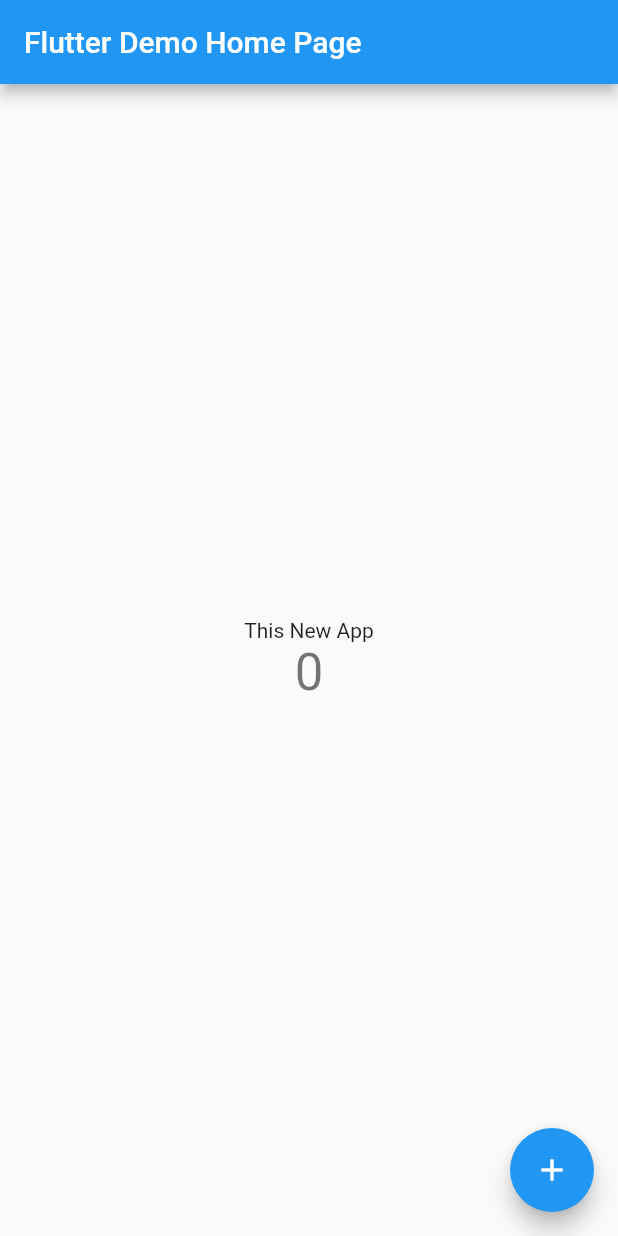
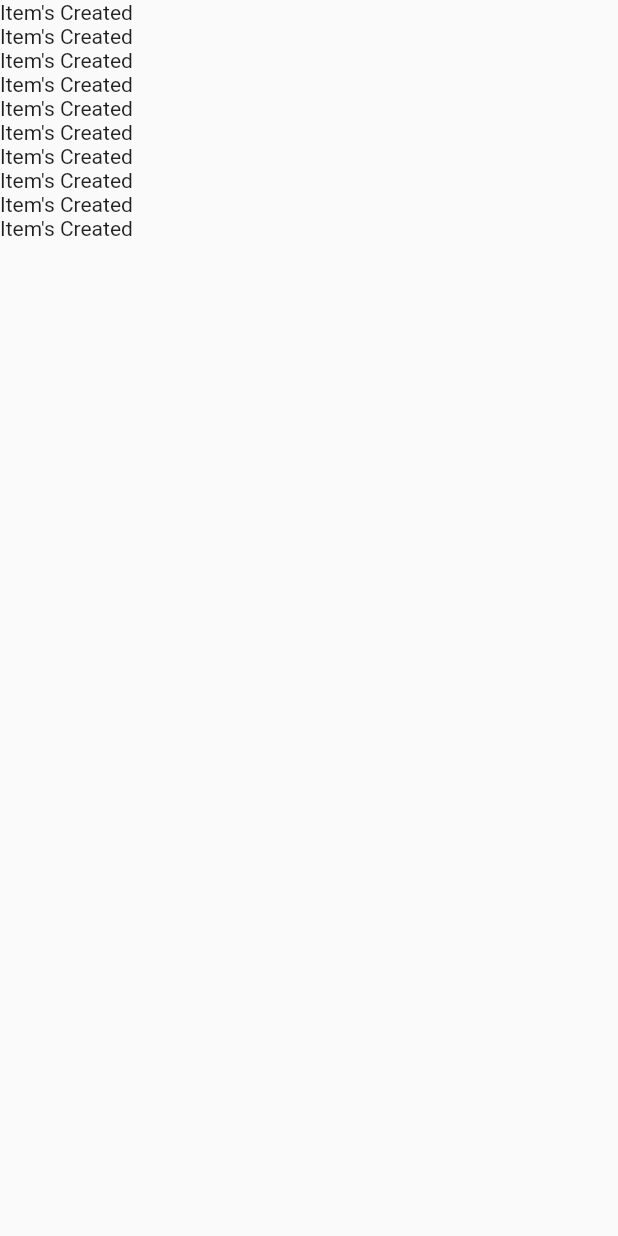
Before and after one commit to abdullahwale/flutter-firebase-2022, a Flutter app: the screen it shows after launch, on a phone screen of 412 x 824 dp. Run offline on Flutter 3.47's test engine with Material 2 defaults, Android fonts, the phone set to English and light mode, and no system bars.

Commit message:
ListView.Builder implemented

```diff
--- a/flutter_firebase_chat_app_2022/lib/main.dart
+++ b/flutter_firebase_chat_app_2022/lib/main.dart
@@ -1,4 +1,5 @@
 import 'package:flutter/material.dart';
+import 'package:flutter_firebase_chat_app_2022/screens/chatscreen.dart';
 
 void main() {
   runApp(const MyApp());
@@ -13,103 +14,9 @@ class MyApp extends StatelessWidget {
     return MaterialApp(
       title: 'Flutter Demo',
       theme: ThemeData(
-        // This is the theme of your application.
-        //
-        // Try running your application with "flutter run". You'll see the
-        // application has a blue toolbar. Then, without quitting the app, try
-        // changing the primarySwatch below to Colors.green and then invoke
-        // "hot reload" (press "r" in the console where you ran "flutter run",
-        // or simply save your changes to "hot reload" in a Flutter IDE).
-        // Notice that the counter didn't reset back to zero; the application
-        // is not restarted.
         primarySwatch: Colors.blue,
       ),
-      home: const MyHomePage(title: 'Flutter Demo Home Page'),
+      home: ChatScreen(),
     );
   }
 }
-
-class MyHomePage extends StatefulWidget {
-  const MyHomePage({Key? key, required this.title}) : super(key: key);
-
-  // This widget is the home page of your application. It is stateful, meaning
-  // that it has a State object (defined below) that contains fields that affect
-  // how it looks.
-
-  // This class is the configuration for the state. It holds the values (in this
-  // case the title) provided by the parent (in this case the App widget) and
-  // used by the build method of the State. Fields in a Widget subclass are
-  // always marked "final".
-
-  final String title;
-
-  @override
-  State<MyHomePage> createState() => _MyHomePageState();
-}
-
-class _MyHomePageState extends State<MyHomePage> {
-  int _counter = 0;
-
-  void _incrementCounter() {
-    setState(() {
-      // This call to setState tells the Flutter framework that something has
-      // changed in this State, which causes it to rerun the build method below
-      // so that the display can reflect the updated values. If we changed
-      // _counter without calling setState(), then the build method would not be
-      // called again, and so nothing would appear to happen.
-      _counter++;
-    });
-  }
-
-  @override
-  Widget build(BuildContext context) {
-    // This method is rerun every time setState is called, for instance as done
-    // by the _incrementCounter method above.
-    //
-    // The Flutter framework has been optimized to make rerunning build methods
-    // fast, so that you can just rebuild anything that needs updating rather
-    // than having to individually change instances of widgets.
-    return Scaffold(
-      appBar: AppBar(
-        // Here we take the value from the MyHomePage object that was created by
-        // the App.build method, and use it to set our appbar title.
-        title: Text(widget.title),
-      ),
-      body: Center(
-        // Center is a layout widget. It takes a single child and positions it
-        // in the middle of the parent.
-        child: Column(
-          // Column is also a layout widget. It takes a list of children and
-          // arranges them vertically. By default, it sizes itself to fit its
-          // children horizontally, and tries to be as tall as its parent.
-          //
-          // Invoke "debug painting" (press "p" in the console, choose the
-          // "Toggle Debug Paint" action from the Flutter Inspector in Android
-          // Studio, or the "Toggle Debug Paint" command in Visual Studio Code)
-          // to see the wireframe for each widget.
-          //
-          // Column has various properties to control how it sizes itself and
-          // how it positions its children. Here we use mainAxisAlignment to
-          // center the children vertically; the main axis here is the vertical
-          // axis because Columns are vertical (the cross axis would be
-          // horizontal).
-          mainAxisAlignment: MainAxisAlignment.center,
-          children: <Widget>[
-            const Text(
-              'This New App',
-            ),
-            Text(
-              '$_counter',
-              style: Theme.of(context).textTheme.headline4,
-            ),
-          ],
-        ),
-      ),
-      floatingActionButton: FloatingActionButton(
-        onPressed: _incrementCounter,
-        tooltip: 'Increment',
-        child: const Icon(Icons.add),
-      ), // This trailing comma makes auto-formatting nicer for build methods.
-    );
-  }
-}
--- /dev/null
+++ b/flutter_firebase_chat_app_2022/lib/screens/chatscreen.dart
@@ -0,0 +1,18 @@
+import 'package:flutter/material.dart';
+
+class ChatScreen extends StatelessWidget {
+  const ChatScreen({Key? key}) : super(key: key);
+
+  @override
+  Widget build(BuildContext context) {
+    return Scaffold(
+      body: ListView.builder(
+          itemCount: 10,
+          itemBuilder: (cont, index) {
+            return Container(
+              child: Text("Item's Created"),
+            );
+          }),
+    );
+  }
+}
```
